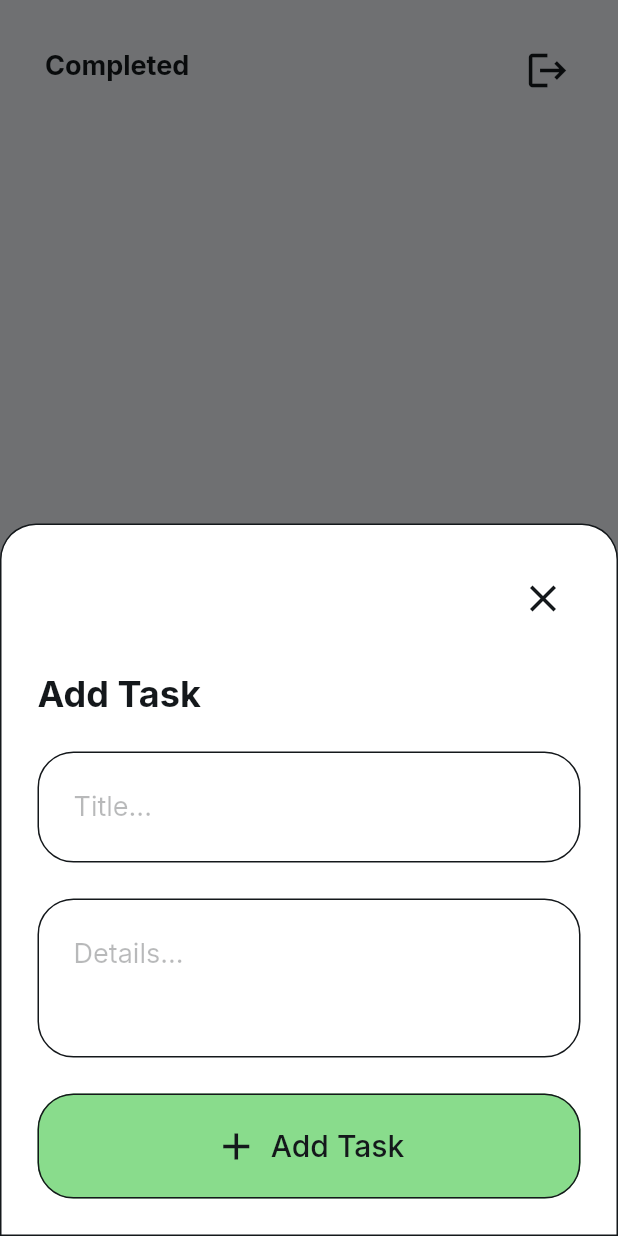
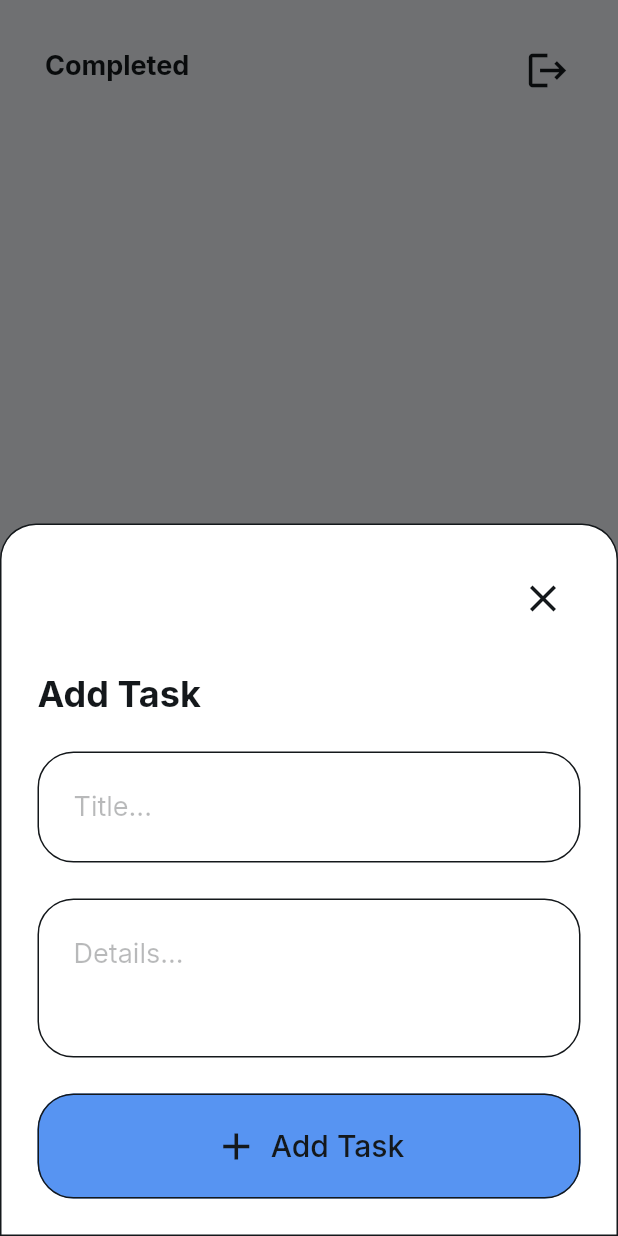
Before and after one commit to noahvar15/TodoApp-FlutterFlow, a Flutter app: the screen it shows once a user with an empty profile is signed in, item 2 of the bottom bar chosen, after a tap on the "add" icon, on a phone screen of 412 x 824 dp. Run offline on Flutter 3.47's test engine with Material 3 defaults, Android fonts, the phone set to English and light mode, and no system bars; drawn by our look-alikes of auto_size_text; our stand-ins replace cloud_firestore, easy_debounce, file_picker, firebase_auth, firebase_core, firebase_storage and 12 more; missing offline and left inert: json_path, mime_type; accounts and stored records are empty.

Commit message:
Changed all seconday colors to blue

```diff
--- a/lib/completed/completed_widget.dart
+++ b/lib/completed/completed_widget.dart
@@ -72,7 +72,7 @@ class _CompletedWidgetState extends State<CompletedWidget> {
             width: double.infinity,
             height: double.infinity,
             decoration: BoxDecoration(
-              color: FlutterFlowTheme.of(context).primary,
+              color: FlutterFlowTheme.of(context).secondary,
               borderRadius: BorderRadius.circular(50.0),
               border: Border.all(
                 color: FlutterFlowTheme.of(context).primaryText,
--- a/lib/components/add_task_widget.dart
+++ b/lib/components/add_task_widget.dart
@@ -243,7 +243,7 @@ class _AddTaskWidgetState extends State<AddTaskWidget> {
                 height: 70.0,
                 padding: const EdgeInsetsDirectional.fromSTEB(16.0, 0.0, 16.0, 0.0),
                 iconPadding: const EdgeInsetsDirectional.fromSTEB(0.0, 0.0, 0.0, 0.0),
-                color: FlutterFlowTheme.of(context).primary,
+                color: FlutterFlowTheme.of(context).secondary,
                 textStyle: FlutterFlowTheme.of(context).labelMedium.override(
                       fontFamily: 'Inter',
                       fontSize: 20.0,
--- a/lib/components/task_widget.dart
+++ b/lib/components/task_widget.dart
@@ -85,7 +85,7 @@ class _TaskWidgetState extends State<TaskWidget> {
                     width: 2,
                     color: FlutterFlowTheme.of(context).alternate,
                   ),
-                  activeColor: FlutterFlowTheme.of(context).primary,
+                  activeColor: FlutterFlowTheme.of(context).secondary,
                   checkColor: FlutterFlowTheme.of(context).info,
                 ),
               ),
--- a/lib/details/details_widget.dart
+++ b/lib/details/details_widget.dart
@@ -312,7 +312,7 @@ class _DetailsWidgetState extends State<DetailsWidget> {
                                 16.0, 0.0, 16.0, 0.0),
                             iconPadding: const EdgeInsetsDirectional.fromSTEB(
                                 0.0, 0.0, 0.0, 0.0),
-                            color: FlutterFlowTheme.of(context).primary,
+                            color: FlutterFlowTheme.of(context).secondary,
                             textStyle: FlutterFlowTheme.of(context)
                                 .labelMedium
                                 .override(
--- a/lib/login/login_widget.dart
+++ b/lib/login/login_widget.dart
@@ -730,7 +730,7 @@ class _LoginWidgetState extends State<LoginWidget>
                                   16.0, 0.0, 16.0, 0.0),
                               iconPadding: const EdgeInsetsDirectional.fromSTEB(
                                   0.0, 0.0, 0.0, 0.0),
-                              color: FlutterFlowTheme.of(context).primary,
+                              color: FlutterFlowTheme.of(context).secondary,
                               textStyle: FlutterFlowTheme.of(context)
                                   .labelMedium
                                   .override(
@@ -798,7 +798,7 @@ class _LoginWidgetState extends State<LoginWidget>
                                   16.0, 0.0, 16.0, 0.0),
                               iconPadding: const EdgeInsetsDirectional.fromSTEB(
                                   0.0, 0.0, 0.0, 0.0),
-                              color: FlutterFlowTheme.of(context).primary,
+                              color: FlutterFlowTheme.of(context).secondary,
                               textStyle: FlutterFlowTheme.of(context)
                                   .labelMedium
                                   .override(
--- a/lib/main.dart
+++ b/lib/main.dart
@@ -136,7 +136,7 @@ class _NavBarPageState extends State<NavBarPage> {
           _currentPageName = tabs.keys.toList()[i];
         }),
         backgroundColor: FlutterFlowTheme.of(context).primaryBackground,
-        selectedItemColor: FlutterFlowTheme.of(context).primary,
+        selectedItemColor: FlutterFlowTheme.of(context).secondary,
         unselectedItemColor: FlutterFlowTheme.of(context).secondaryText,
         showSelectedLabels: false,
         showUnselectedLabels: false,
--- a/lib/onboarding/onboarding_widget.dart
+++ b/lib/onboarding/onboarding_widget.dart
@@ -463,7 +463,7 @@ class _OnboardingWidgetState extends State<OnboardingWidget> {
                           const EdgeInsetsDirectional.fromSTEB(16.0, 0.0, 16.0, 0.0),
                       iconPadding:
                           const EdgeInsetsDirectional.fromSTEB(0.0, 0.0, 0.0, 0.0),
-                      color: FlutterFlowTheme.of(context).primary,
+                      color: FlutterFlowTheme.of(context).secondary,
                       textStyle:
                           FlutterFlowTheme.of(context).labelMedium.override(
                                 fontFamily: 'Inter',
--- a/lib/tasks/tasks_widget.dart
+++ b/lib/tasks/tasks_widget.dart
@@ -72,7 +72,7 @@ class _TasksWidgetState extends State<TasksWidget> {
             width: double.infinity,
             height: double.infinity,
             decoration: BoxDecoration(
-              color: FlutterFlowTheme.of(context).primary,
+              color: FlutterFlowTheme.of(context).secondary,
               borderRadius: BorderRadius.circular(50.0),
               border: Border.all(
                 color: FlutterFlowTheme.of(context).primaryText,
```
